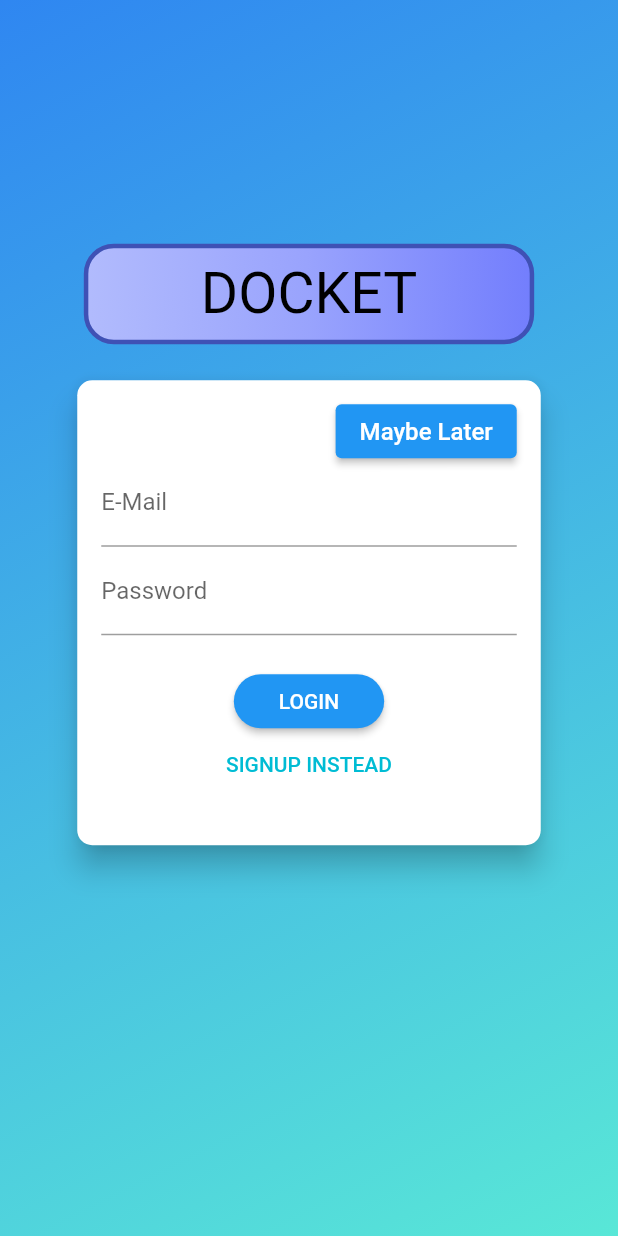
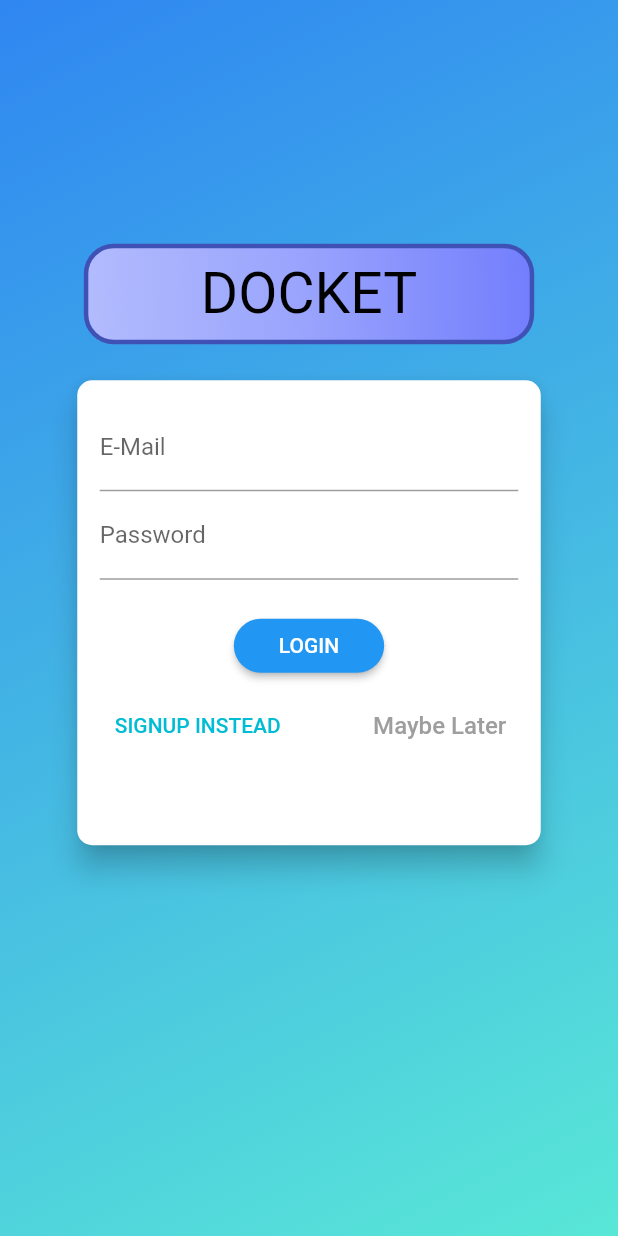
Before and after one commit to HarshSahu23/mybuddytest, a Flutter app: the screen it shows after launch, on a phone screen of 412 x 824 dp. Run offline on Flutter 3.47's test engine with Material 2 defaults, Android fonts, the phone set to English and light mode, and no system bars; our stand-ins replace firebase_auth, firebase_core, lottie; accounts and stored records are empty.

Commit message:
Changes to be committed: 	modified:   lib/AuthScreen.dart

```diff
--- a/lib/AuthScreen.dart
+++ b/lib/AuthScreen.dart
@@ -174,37 +174,16 @@ class _AuthCardState extends State<AuthCard> {
           ),
           elevation: 8.0,
           child: Container(
-            height: _authMode == AuthMode.Signup ? 370 : 310,
+            height: _authMode == AuthMode.Signup ? 330 : 310,
             constraints: BoxConstraints(
-                minHeight: _authMode == AuthMode.Signup ? 320 : 260),
+                minHeight: _authMode == AuthMode.Signup ? 280 : 260),
             width: deviceSize.width * 0.75,
-            padding: EdgeInsets.all(16.0),
+            padding: EdgeInsets.all(15.0),
             child: Form(
               key: _formKey,
               child: SingleChildScrollView(
                 child: Column(
                   children: <Widget>[
-                    Container(
-                        height: 36,
-                        width: (deviceSize.width) * 0.7,
-                        child: Row(
-                          mainAxisAlignment: MainAxisAlignment.end,
-                          crossAxisAlignment: CrossAxisAlignment.start,
-                          children: [
-                            ElevatedButton(
-                                onPressed: (() {
-                                  Navigator.pushReplacement(
-                                      context,
-                                      MaterialPageRoute(
-                                          builder: (context) =>
-                                              const dashboard()));
-                                }),
-                                child: const Text(
-                                  "Maybe Later",
-                                  style: TextStyle(fontSize: 16),
-                                )),
-                          ],
-                        )),
                     TextFormField(
                       decoration: InputDecoration(labelText: 'E-Mail'),
                       keyboardType: TextInputType.emailAddress,
@@ -263,18 +242,39 @@ class _AuthCardState extends State<AuthCard> {
                                 horizontal: 30.0, vertical: 8.0),
                             backgroundColor: Colors.blue),
                       ),
+                    const SizedBox(
+                      height: 5,
+                    ),
+                    Row(
+                      children: [
                         TextButton(
                           child: Text(
                               '${_authMode == AuthMode.Login ? 'SIGNUP' : 'LOGIN'} INSTEAD'),
                           onPressed: _switchAuthMode,
                           style: TextButton.styleFrom(
                               padding: EdgeInsets.symmetric(
-                              horizontal: 30.0, vertical: 4),
+                                  horizontal: 10.0, vertical: 2),
                               tapTargetSize: MaterialTapTargetSize.shrinkWrap,
                               foregroundColor: Colors.cyan),
                         ),
+                        Expanded(child: Container()),
+                        TextButton(
+                            onPressed: (() {
+                              Navigator.push(
+                                  context,
+                                  MaterialPageRoute(
+                                      builder: (context) => const dashboard()));
+                            }),
+                            child: const Text(
+                              "Maybe Later",
+                              style:
+                                  TextStyle(fontSize: 16, color: Colors.grey),
+                            )),
+                      ],
+                    )
                   ],
                 ),
+                //here try
               ),
             ),
           ),
```
Lines whose indentation alone changed are shown as unchanged.
